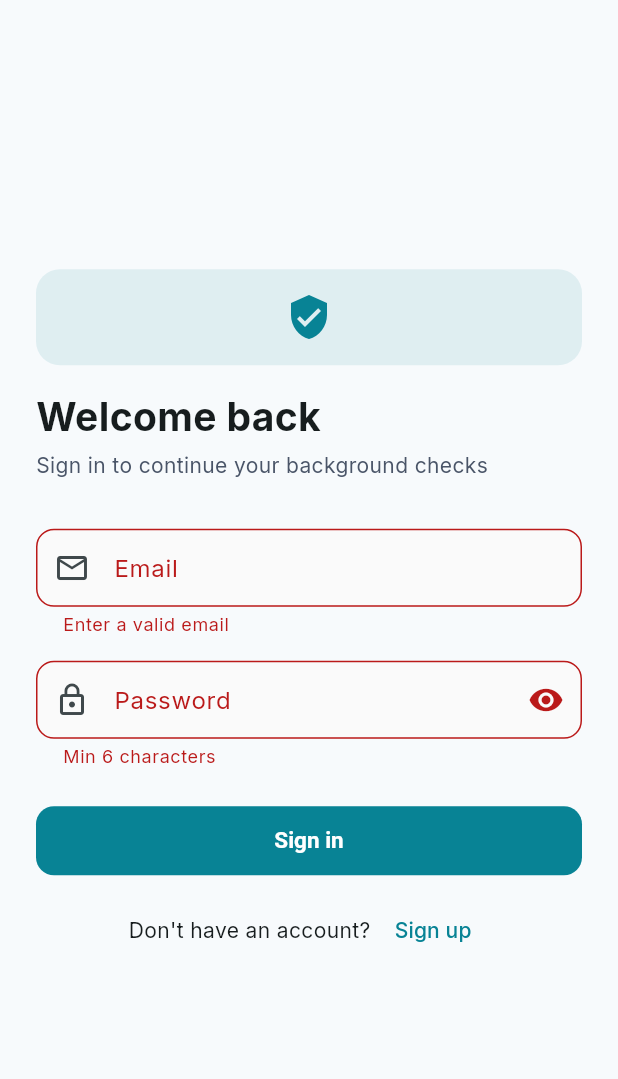
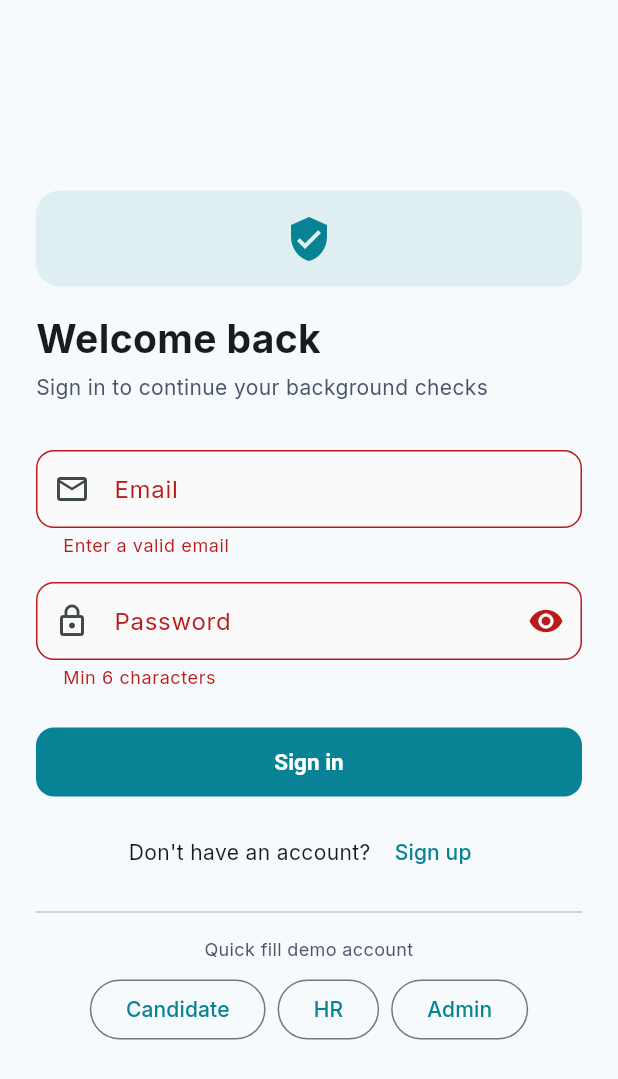
Before and after one commit to aemafantea/Fayda-BG-check, a Flutter app: the screen it shows after launch, after a tap on "Sign in", on a phone screen of 412 x 824 dp. Shown: the top 1079 px of the screen. Run offline on Flutter 3.47's test engine with Material 3 defaults, Android fonts, the phone set to English and light mode, and no system bars; our stand-ins replace app_links, file_picker, fl_chart, flutter_riverpod, go_router, google_fonts and 1 more; accounts and stored records are empty.

Commit message:
fix: v0.2.0 - resilient UI against missing DB schema + many UX polish

```diff
--- a/app/lib/features/auth/screens/sign_in_screen.dart
+++ b/app/lib/features/auth/screens/sign_in_screen.dart
@@ -21,15 +21,41 @@ class _SignInScreenState extends ConsumerState<SignInScreen> {
 
   Future<void> _submit() async {
     if (!_formKey.currentState!.validate()) return;
-    setState(() { _loading = true; _err = null; });
+    setState(() {
+      _loading = true;
+      _err = null;
+    });
     try {
-      await ref.read(authRepositoryProvider).signIn(_email.text.trim(), _password.text);
+      await ref
+          .read(authRepositoryProvider)
+          .signIn(_email.text.trim(), _password.text);
       if (mounted) context.go('/home');
     } catch (e) {
-      setState(() => _err = e.toString());
+      setState(() => _err = _humanize(e));
     } finally {
       if (mounted) setState(() => _loading = false);
     }
+  }
+
+  String _humanize(Object e) {
+    final s = e.toString();
+    if (s.contains('Invalid login credentials')) {
+      return 'Wrong email or password.';
+    }
+    if (s.contains('Email not confirmed')) {
+      return 'Please confirm your email first (check your inbox).';
+    }
+    if (s.contains('Network')) {
+      return 'Network error. Check your connection.';
+    }
+    return s.replaceFirst('AuthException(', '').replaceAll(')', '');
+  }
+
+  void _fillDemo(String role) {
+    setState(() {
+      _email.text = 'fayda.demo.$role@gmail.com';
+      _password.text = 'Demo@1234';
+    });
   }
 
   @override
@@ -47,53 +73,75 @@ class _SignInScreenState extends ConsumerState<SignInScreen> {
                   crossAxisAlignment: CrossAxisAlignment.stretch,
                   children: [
                     Container(
-                      width: 64, height: 64, alignment: Alignment.center,
-                      decoration: BoxDecoration(color: AppTheme.primary.withOpacity(.1),
+                      width: 64,
+                      height: 64,
+                      alignment: Alignment.center,
+                      decoration: BoxDecoration(
+                          color: AppTheme.primary.withOpacity(.1),
                           borderRadius: BorderRadius.circular(16)),
-                      child: const Icon(Icons.verified_user, color: AppTheme.primary, size: 32),
+                      child: const Icon(Icons.verified_user,
+                          color: AppTheme.primary, size: 32),
                     ),
                     const SizedBox(height: 16),
                     const Text('Welcome back',
-                        style: TextStyle(fontSize: 26, fontWeight: FontWeight.w700)),
+                        style: TextStyle(
+                            fontSize: 26, fontWeight: FontWeight.w700)),
                     const SizedBox(height: 4),
-                    const Text('Sign in to continue your background checks',
+                    const Text(
+                        'Sign in to continue your background checks',
                         style: TextStyle(color: AppTheme.textSecondary)),
                     const SizedBox(height: 32),
                     TextFormField(
                       controller: _email,
                       keyboardType: TextInputType.emailAddress,
-                      decoration: const InputDecoration(labelText: 'Email',
+                      autocorrect: false,
+                      textInputAction: TextInputAction.next,
+                      decoration: const InputDecoration(
+                          labelText: 'Email',
                           prefixIcon: Icon(Icons.mail_outline)),
-                      validator: (v) => v == null || !v.contains('@') ? 'Enter a valid email' : null,
+                      validator: (v) =>
+                          v == null || !v.contains('@') ? 'Enter a valid email' : null,
                     ),
                     const SizedBox(height: 16),
                     TextFormField(
                       controller: _password,
                       obscureText: _obscure,
+                      onFieldSubmitted: (_) => _submit(),
                       decoration: InputDecoration(
                         labelText: 'Password',
                         prefixIcon: const Icon(Icons.lock_outline),
                         suffixIcon: IconButton(
-                          icon: Icon(_obscure ? Icons.visibility : Icons.visibility_off),
-                          onPressed: () => setState(() => _obscure = !_obscure),
+                          icon: Icon(_obscure
+                              ? Icons.visibility
+                              : Icons.visibility_off),
+                          onPressed: () =>
+                              setState(() => _obscure = !_obscure),
                         ),
                       ),
-                      validator: (v) => v == null || v.length < 6 ? 'Min 6 characters' : null,
+                      validator: (v) =>
+                          v == null || v.length < 6 ? 'Min 6 characters' : null,
                     ),
                     if (_err != null) ...[
                       const SizedBox(height: 12),
                       Container(
                         padding: const EdgeInsets.all(12),
-                        decoration: BoxDecoration(color: AppTheme.danger.withOpacity(.1),
-                            borderRadius: BorderRadius.circular(8)),
-                        child: Text(_err!, style: const TextStyle(color: AppTheme.danger)),
+                        decoration: BoxDecoration(
+                          color: AppTheme.danger.withOpacity(.1),
+                          borderRadius: BorderRadius.circular(8),
+                        ),
+                        child: Text(_err!,
+                            style: const TextStyle(color: AppTheme.danger)),
                       ),
                     ],
                     const SizedBox(height: 24),
                     FilledButton(
                       onPressed: _loading ? null : _submit,
                       child: _loading
-                          ? const SizedBox(height: 20, width: 20, child: CircularProgressIndicator(color: Colors.white, strokeWidth: 2))
+                          ? const SizedBox(
+                              height: 20,
+                              width: 20,
+                              child: CircularProgressIndicator(
+                                  color: Colors.white, strokeWidth: 2))
                           : const Text('Sign in'),
                     ),
                     const SizedBox(height: 12),
@@ -107,6 +155,27 @@ class _SignInScreenState extends ConsumerState<SignInScreen> {
                         ),
                       ],
                     ),
+                    const Divider(height: 32),
+                    const Text('Quick fill demo account',
+                        textAlign: TextAlign.center,
+                        style: TextStyle(
+                            color: AppTheme.textSecondary, fontSize: 12)),
+                    const SizedBox(height: 8),
+                    Wrap(
+                      alignment: WrapAlignment.center,
+                      spacing: 8,
+                      children: [
+                        OutlinedButton(
+                            onPressed: () => _fillDemo('candidate'),
+                            child: const Text('Candidate')),
+                        OutlinedButton(
+                            onPressed: () => _fillDemo('hr'),
+                            child: const Text('HR')),
+                        OutlinedButton(
+                            onPressed: () => _fillDemo('admin'),
+                            child: const Text('Admin')),
+                      ],
+                    ),
                   ],
                 ),
               ),
```
